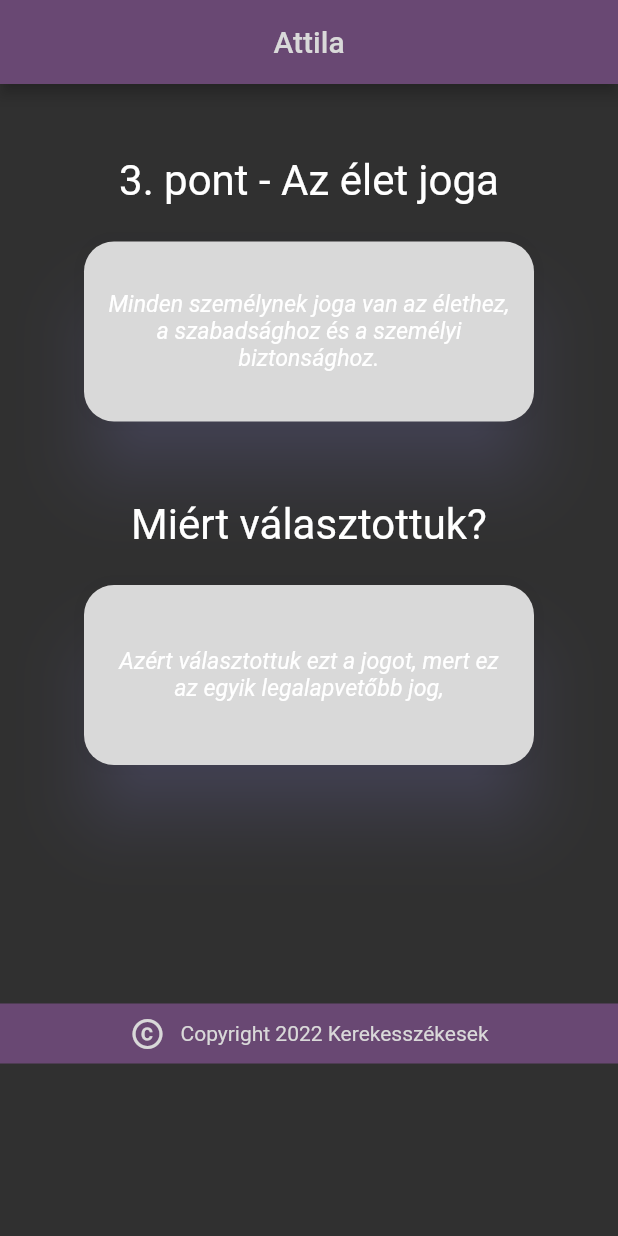
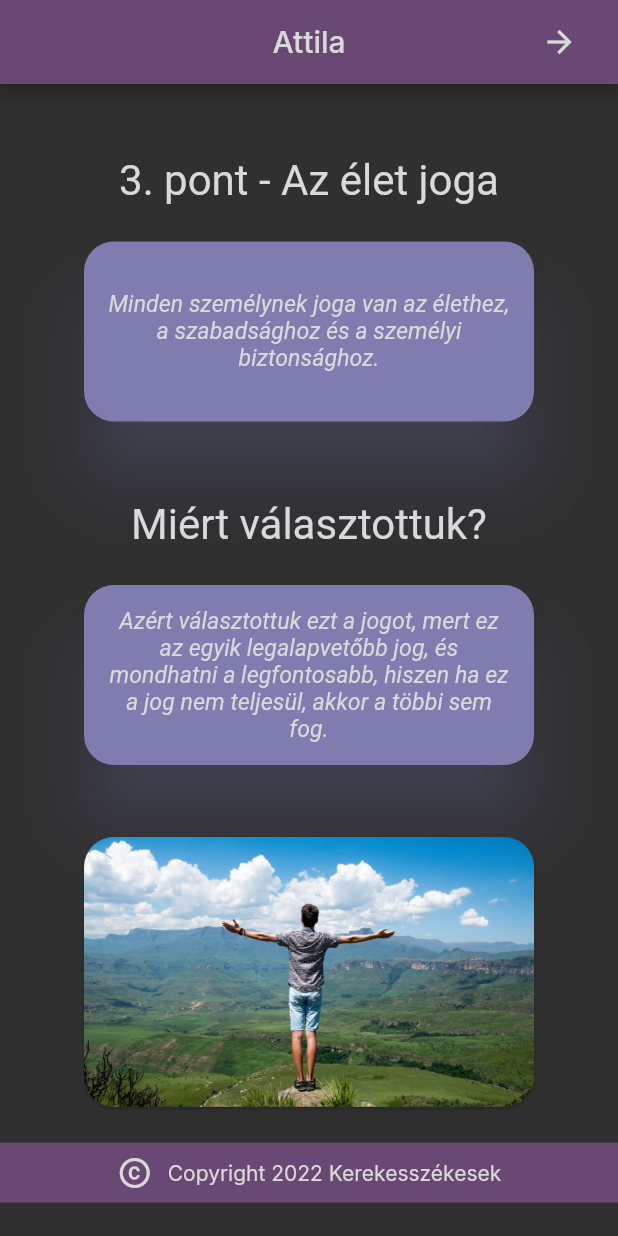
Before and after one commit to SzokolAttila/Kerekesszekesek-1esProject, a Flutter app: the screen it shows after launch, on a phone screen of 412 x 824 dp. Run offline on Flutter 3.47's test engine with Material 2 defaults, Android fonts, the phone set to English and light mode, and no system bars; our stand-ins replace google_fonts.

Commit message:
finishing the page design, creating appbar buttons, finishing 7th point

```diff
--- a/SidePages/lib/main.dart
+++ b/SidePages/lib/main.dart
@@ -12,7 +12,8 @@ class MyApp extends StatelessWidget {
     return MaterialApp(
       debugShowCheckedModeBanner: false,
       home: ThirdPoint(),
-      theme: ThemeData.dark()
+      theme: ThemeData.dark(),
+
     );
   }
 }
--- a/SidePages/lib/screens/third_point.dart
+++ b/SidePages/lib/screens/third_point.dart
@@ -1,4 +1,6 @@
 import 'package:flutter/material.dart';
+import 'package:google_fonts/google_fonts.dart';
+import 'package:side_pages/screens/seventh_point.dart';
 
 class ThirdPoint extends StatelessWidget {
   @override
@@ -7,15 +9,22 @@ class ThirdPoint extends StatelessWidget {
       appBar: AppBar(
         backgroundColor: Color(0xff694873),
         centerTitle: true,
-        title: const Text('Attila',
-          style: TextStyle(color: Color(0xffd9d9d9)),
+        title: Text('Attila',
+          style: GoogleFonts.inter(color: Color(0xffd9d9d9)),
         ),
-
+        automaticallyImplyLeading: false,
+        actions: [
+          IconButton(onPressed: (){
+            Navigator.of(context).push(MaterialPageRoute(builder: (context) => SeventhPoint()));
+          }, icon: Icon(Icons.arrow_forward , color: Color(0xffd9d9d9))),
+          Padding(padding: EdgeInsets.only(right: 15),)
+        ],
       ),
       body: SafeArea(
       child: Container(
-        child: Center(
-          child: Column(
+        child: ListView(
+          children: [Column(
+            mainAxisAlignment: MainAxisAlignment.center,
             children: [
               Padding(padding: EdgeInsets.symmetric(
                   horizontal: 32.0,
@@ -23,6 +32,7 @@ class ThirdPoint extends StatelessWidget {
               )),
               Text(
                   "3. pont - Az élet joga",
+                style: GoogleFonts.kottaOne(color: Color(0xffd9d9d9)),
                 textAlign: TextAlign.center,
                 textScaleFactor: 2.0,
               ),
@@ -30,7 +40,7 @@ class ThirdPoint extends StatelessWidget {
                 padding: EdgeInsets.only(bottom: 20),
               ),
               Card(
-                color: Color(0xffD9D9D9),
+                color: Color(0xff7F7CAF),
                 child: SizedBox(
                   width: 300,
                   height: 120,
@@ -41,7 +51,8 @@ class ThirdPoint extends StatelessWidget {
                     "Minden személynek joga van az élethez, a szabadsághoz és a személyi biztonsághoz.",
                     textAlign: TextAlign.center,
                     textScaleFactor: 1.1,
-                      style: TextStyle(fontStyle: FontStyle.italic),
+                      style: GoogleFonts.kottaOne(fontStyle: FontStyle.italic,
+                                        color: Color(0xffD9D9D9)),
                     ),
                   ),
                 ),
@@ -56,6 +67,7 @@ class ThirdPoint extends StatelessWidget {
               )),
               Text(
                 "Miért választottuk?",
+                style: GoogleFonts.kottaOne(color: Color(0xffd9d9d9)),
                 textAlign: TextAlign.center,
                 textScaleFactor: 2.0,
               ),
@@ -63,7 +75,7 @@ class ThirdPoint extends StatelessWidget {
                 padding: EdgeInsets.only(bottom: 20),
               ),
               Card(
-                color: Color(0xffD9D9D9),
+                color: Color(0xff7F7CAF),
                 child: SizedBox(
                   width: 300,
                   height: 120,
@@ -71,10 +83,11 @@ class ThirdPoint extends StatelessWidget {
                     child: Padding(
                       padding: EdgeInsets.all(15),
                       child: Text(
-                        "Azért választottuk ezt a jogot, mert ez az egyik legalapvetőbb jog, ",
+                        "Azért választottuk ezt a jogot, mert ez az egyik legalapvetőbb jog, és mondhatni a legfontosabb, hiszen ha ez a jog nem teljesül, akkor a többi sem fog. ",
                         textAlign: TextAlign.center,
                         textScaleFactor: 1.1,
-                        style: TextStyle(fontStyle: FontStyle.italic),
+                        style: GoogleFonts.kottaOne(fontStyle: FontStyle.italic,
+                                          color: Color(0xffD9D9D9)),
                       ),
                     ),
                   ),
@@ -83,8 +96,25 @@ class ThirdPoint extends StatelessWidget {
                 shadowColor: Color(0xff7F7CAF),
                 shape: RoundedRectangleBorder(borderRadius: BorderRadius.circular(20)),
               ),
+              Padding(
+                padding: EdgeInsets.only(
+                    bottom: 40
+                ),
+              ),
+              Card(
+                child: SizedBox(
+                  width: 300,
+                  child: Center(
+                    child: ClipRRect(
+                      borderRadius: BorderRadius.circular(20),
+                      child: Image.asset('assets/image/3.jpg'),
+                    ),
+                  ),
+                ),
+                shape: RoundedRectangleBorder(borderRadius: BorderRadius.circular(20)),
+              ),
               Padding(padding: EdgeInsets.only(
-                top: 155
+                top: 20
                 ),
               ),
               Container(
@@ -107,14 +137,14 @@ class ThirdPoint extends StatelessWidget {
                       Text(
                       "Copyright 2022 Kerekesszékesek",
                       textAlign: TextAlign.center,
-                      style: TextStyle(color: Color(0xffD9d9d9)),
+                      style: GoogleFonts.inter(color: Color(0xffD9d9d9)),
                       ),
                       ]
                     )
                   )
               )
             ],
-          ),
+          ),]
         ),
         ),
       ),
--- a/SidePages/pubspec.yaml
+++ b/SidePages/pubspec.yaml
@@ -62,8 +62,8 @@ flutter:
 
   # To add assets to your application, add an assets section, like this:
   assets:
-    - assets/image/
-    - assets/icon/
+    - assets/image/3.jpg
+    - assets/image/7.jpg
 
   # An image asset can refer to one or more resolution-specific "variants", see
   # https://flutter.dev/assets-and-images/#resolution-aware
```
Also changed, not shown: SidePages/lib/screens/seventh_point.dart (added, +159 -0 lines), SidePages/assets/image/3.jpg (added), 1 other file.
